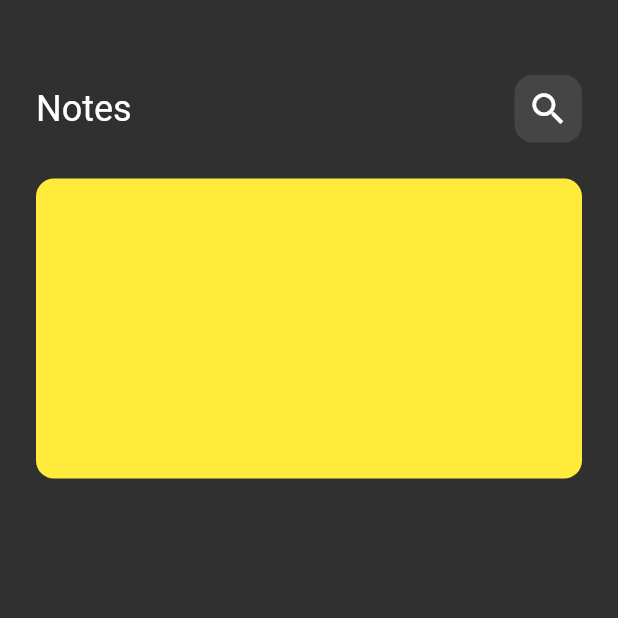
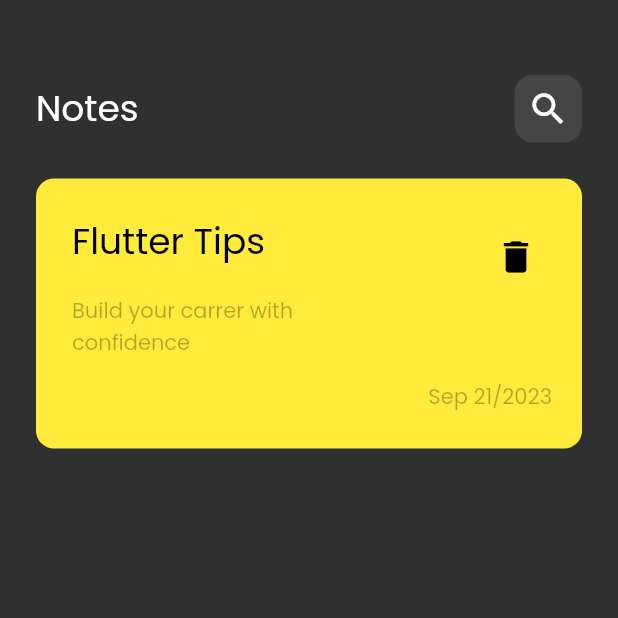
Before and after one commit to MohaamedHamdy/notes_app_hive, a Flutter app: the screen it shows after launch, on a phone screen of 412 x 824 dp, the top half of it. Run offline on Flutter 3.47's test engine with Material 2 defaults, Android fonts, the phone set to English and light mode, and no system bars.

Commit message:
custom notes item done and font added

```diff
--- a/lib/main.dart
+++ b/lib/main.dart
@@ -12,7 +12,10 @@ class NotesApp extends StatelessWidget {
   @override
   Widget build(BuildContext context) {
     return MaterialApp(
-      theme: ThemeData.dark(),
+      theme: ThemeData(
+        brightness: Brightness.dark,
+        fontFamily: 'Poppins',
+      ),
       home: const NotesScreen(),
     );
   }
--- /dev/null
+++ b/lib/views/widgets/custom_notes.dart
@@ -0,0 +1,93 @@
+import 'package:flutter/material.dart';
+
+class CustomNotesItem extends StatelessWidget {
+  const CustomNotesItem({super.key});
+
+  @override
+  Widget build(BuildContext context) {
+    return Container(
+      width: double.infinity,
+      height: 180,
+      margin: const EdgeInsets.only(bottom: 10),
+      decoration: BoxDecoration(
+        color: Colors.yellow,
+        borderRadius: BorderRadius.circular(12.0),
+      ),
+      child: const Row(
+        children: [
+          LeftSection(),
+          Spacer(),
+          RightSection(),
+        ],
+      ),
+    );
+  }
+}
+
+class LeftSection extends StatelessWidget {
+  const LeftSection({super.key});
+
+  @override
+  Widget build(BuildContext context) {
+    return Padding(
+      padding: const EdgeInsets.all(24.0),
+      child: SizedBox(
+        width: 180,
+        child: Column(
+          crossAxisAlignment: CrossAxisAlignment.start,
+          children: [
+            Text(
+              'Flutter Tips',
+              style: Theme.of(context).textTheme.headlineSmall!.copyWith(
+                    color: Colors.black,
+                    fontWeight: FontWeight.w500,
+                  ),
+            ),
+            const SizedBox(
+              height: 18,
+            ),
+            Text(
+              'Build your carrer with confidence',
+              maxLines: 6,
+              overflow: TextOverflow.ellipsis,
+              style: Theme.of(context).textTheme.bodyLarge!.copyWith(
+                    color: Colors.black.withOpacity(0.3),
+                  ),
+            ),
+          ],
+        ),
+      ),
+    );
+  }
+}
+
+class RightSection extends StatelessWidget {
+  const RightSection({super.key});
+
+  @override
+  Widget build(BuildContext context) {
+    return Padding(
+      padding: const EdgeInsets.only(top: 28.0, right: 20.0, bottom: 24.0),
+      child: Column(
+        crossAxisAlignment: CrossAxisAlignment.end,
+        children: [
+          IconButton(
+            onPressed: () {},
+            icon: const Icon(
+              Icons.delete,
+              size: 28,
+              color: Colors.black,
+            ),
+          ),
+          const Spacer(),
+          Text(
+            'Sep 21/2023',
+            style: Theme.of(context).textTheme.bodyLarge!.copyWith(
+                  color: Colors.black.withOpacity(0.3),
+                ),
+          ),
+        ],
+      ),
+    );
+  }
+}
--- a/lib/views/widgets/notes_view_body.dart
+++ b/lib/views/widgets/notes_view_body.dart
@@ -1,6 +1,7 @@
 import 'package:flutter/material.dart';
 
 import 'custom_app_bar.dart';
+import 'custom_notes.dart';
 
 class NotesScreenBody extends StatelessWidget {
   const NotesScreenBody({super.key});
@@ -25,44 +26,3 @@ class NotesScreenBody extends StatelessWidget {
     );
   }
 }
-
-class CustomNotesItem extends StatelessWidget {
-  const CustomNotesItem({super.key});
-
-  @override
-  Widget build(BuildContext context) {
-    return Container(
-      width: double.infinity,
-      height: 200,
-      margin: const EdgeInsets.only(bottom: 10),
-      decoration: BoxDecoration(
-        color: Colors.yellow,
-        borderRadius: BorderRadius.circular(12.0),
-      ),
-      child: const Row(
-        children: [
-          LeftSection(),
-          RightSection(),
-        ],
-      ),
-    );
-  }
-}
-
-class LeftSection extends StatelessWidget {
-  const LeftSection({super.key});
-
-  @override
-  Widget build(BuildContext context) {
-    return Column();
-  }
-}
-
-class RightSection extends StatelessWidget {
-  const RightSection({super.key});
-
-  @override
-  Widget build(BuildContext context) {
-    return Column();
-  }
-}
```
Also changed, not shown: pubspec.yaml (+7 -12 lines), assets/fonts/Poppins-Regular.ttf (added).
